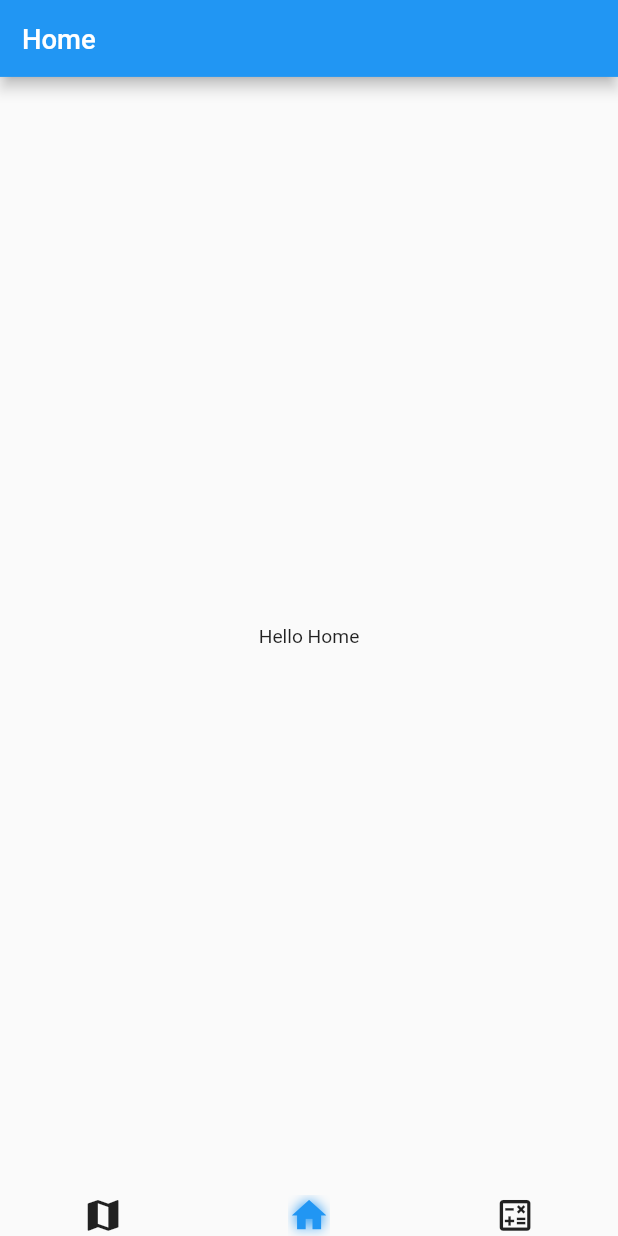
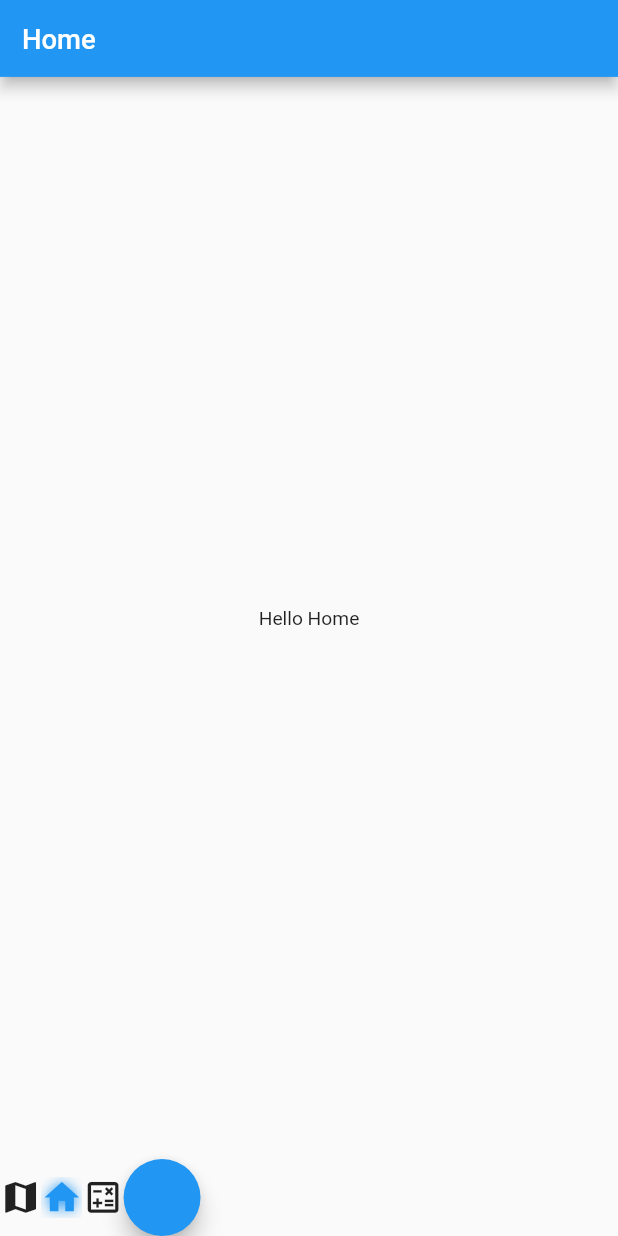
Before and after one commit to Math376i/jobmangement, a Flutter app: the screen it shows after launch, on a phone screen of 412 x 824 dp. Run offline on Flutter 3.47's test engine with Material 2 defaults, Android fonts, the phone set to English and light mode, and no system bars; our stand-ins replace bloc, flutter_bloc, responsive_framework.

Commit message:
app state setup changes

```diff
--- a/lib/counter/cubit/counter_cubit.dart
+++ b/lib/counter/cubit/counter_cubit.dart
@@ -9,6 +9,7 @@ class CounterCubit extends Cubit<CounterState> {
   Future<void> loadData() async {
     emit(PageLoading());
 
+    await Future.delayed(Duration.zero);
     //Loading Data
     var data = 1;
     emit(PageLoaded(data));
--- a/lib/scaffolds/mobile_scaffold.dart
+++ b/lib/scaffolds/mobile_scaffold.dart
@@ -24,7 +24,7 @@ class MobileScaffold extends StatelessWidget {
   }
 
   _buildNavigationBar(AppState state) {
-    return Column(
+    return Row(
       mainAxisSize: MainAxisSize.min,
       children: [
         Row(
@@ -32,6 +32,11 @@ class MobileScaffold extends StatelessWidget {
           children: pages.asMap().entries.map((e) {
             return _buildNavigationItem(state, e.value, e.key);
           }).toList(),
+        ),
+        FloatingActionButton(
+          onPressed: () {
+            print("object");
+          },
         )
       ],
     );
```
Also changed, not shown: lib/pages.dart (+8 -0 lines).
